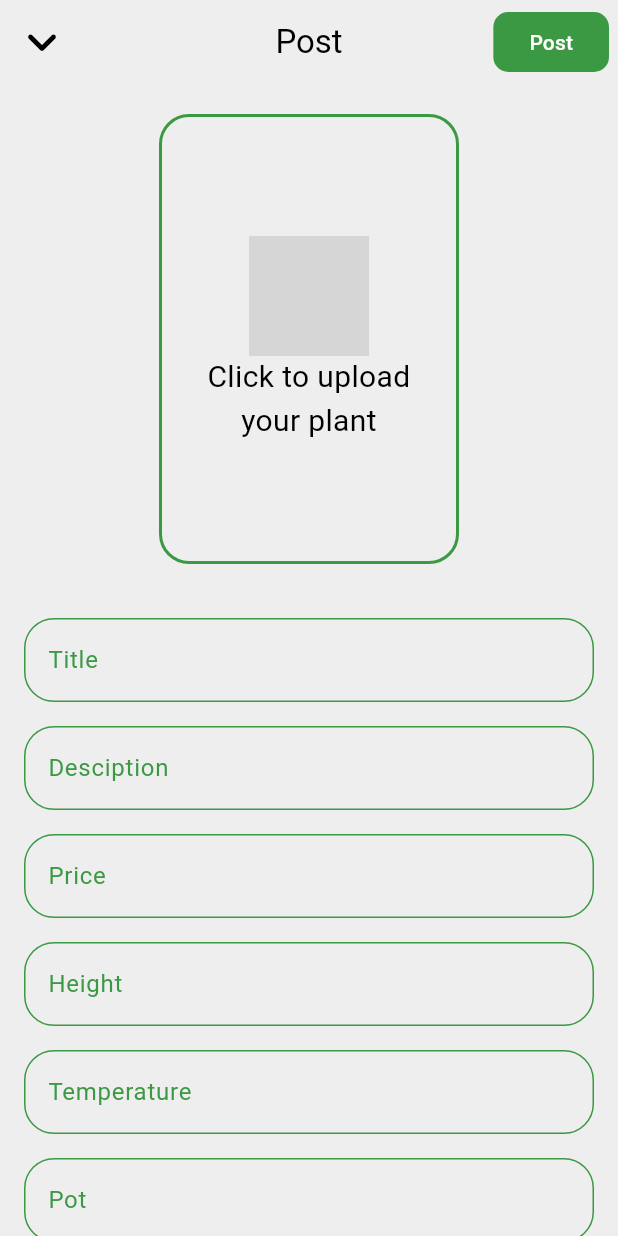
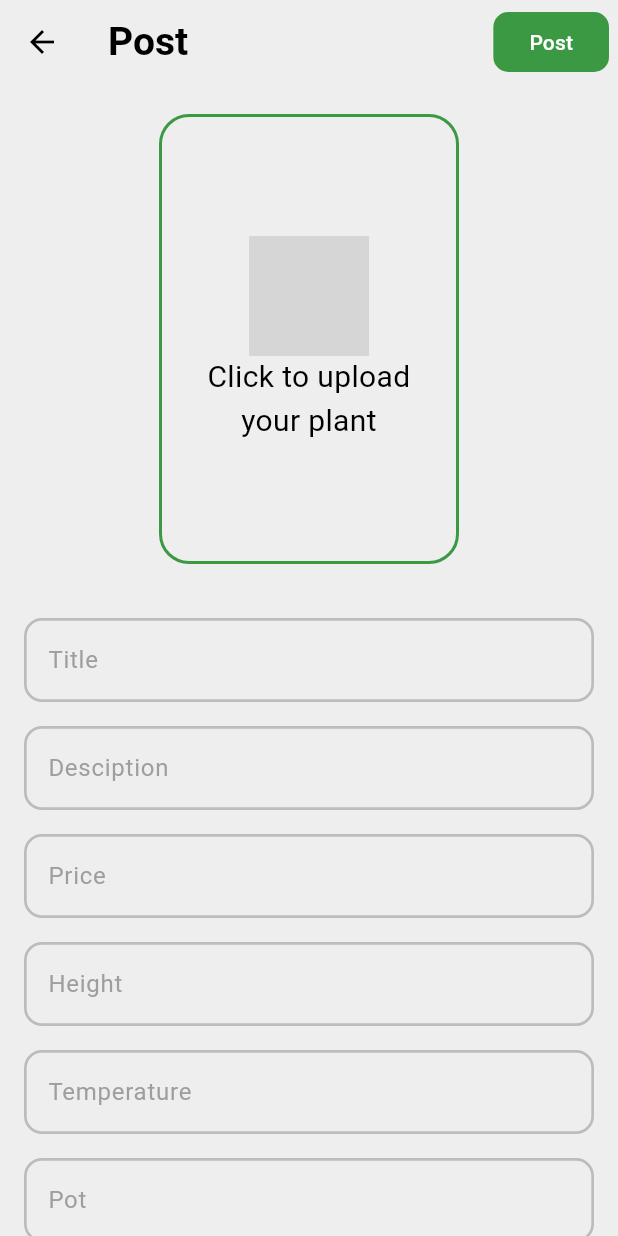
Before and after one commit to itsshinra/plant_shop, a Flutter app: the PostScreen screen opened directly, after a tap on "Post", on a phone screen of 412 x 824 dp. Run offline on Flutter 3.47's test engine with Material 3 defaults, Android fonts, the phone set to English and light mode, and no system bars; our stand-ins replace cached_network_image, dio, flutter_slidable, get, get_storage, hugeicons and 4 more; accounts and stored records are empty; network calls fail; grey boxes are pictures that could not be loaded.

Commit message:
Added BottomNavigationBar and search_view and edit some item

```diff
--- a/lib/app/modules/auth/controllers/login_controller.dart
+++ b/lib/app/modules/auth/controllers/login_controller.dart
@@ -2,7 +2,7 @@ import 'package:flutter/material.dart';
 import 'package:get/get.dart';
 import 'package:get_storage/get_storage.dart';
 import 'package:plan_shop/app/data/providers/api_service.dart';
-import 'package:plan_shop/app/modules/main/view/home_view.dart';
+import 'package:plan_shop/app/modules/main/view/main_view.dart';
 
 class LoginController extends GetxController {
   var isLoading = false.obs;
@@ -29,7 +29,7 @@ class LoginController extends GetxController {
           backgroundColor: Colors.green,
           colorText: Colors.white,
         );
-        Get.offAll(() => const HomeScreen());
+        Get.offAll(() => const MainView());
       }
     } catch (e) {
       isLoading.value = false;
--- a/lib/app/modules/auth/controllers/signup_controller.dart
+++ b/lib/app/modules/auth/controllers/signup_controller.dart
@@ -4,7 +4,8 @@ import 'package:flutter/material.dart';
 import 'package:get/get.dart';
 import 'package:image_picker/image_picker.dart';
 import 'package:plan_shop/app/data/providers/api_service.dart';
-import 'package:plan_shop/app/modules/main/view/home_view.dart';
+
+import '../../main/view/main_view.dart';
 
 class SignupController extends GetxController {
   final _imagePicker = ImagePicker();
@@ -28,7 +29,7 @@ class SignupController extends GetxController {
         image: image,
       );
       if (response) {
-        Get.offAll(() => const HomeScreen());
+        Get.offAll(() => const MainView());
         Get.snackbar(
           'Success',
           'User registered successfully',
--- a/lib/app/modules/main/controllers/main_controller.dart
+++ b/lib/app/modules/main/controllers/main_controller.dart
@@ -3,10 +3,31 @@ import 'package:get/get.dart';
 import 'package:get_storage/get_storage.dart';
 import 'package:plan_shop/app/data/providers/api_service.dart';
 
+import '../../cart/views/cart_view.dart';
+import '../../post/views/post_screen.dart';
+import '../../profile/views/profile_screen.dart';
+import '../../search/view/search_veiw.dart';
+import '../view/home_view.dart';
+
 class MainController extends GetxController {
   final box = GetStorage();
   final apiService = ApiService();
   final isLoading = false.obs;
+
+  var selectedIndex = 0.obs;
+
+  final screens = [
+    const HomeScreen(),
+    const SearchVeiw(),
+    const PostScreen(),
+    const CartView(),
+    const ProfileScreen(),
+  ];
+
+  void changeIndex(int index) {
+    selectedIndex.value = index;
+    update();
+  }
 
   void logout() async {
     await apiService.logout();
--- a/lib/app/modules/main/view/detail_view.dart
+++ b/lib/app/modules/main/view/detail_view.dart
@@ -203,7 +203,7 @@ class DetailScreen extends StatelessWidget {
             Get.to(() => const CartView());
           },
           icon: const HugeIcon(
-            icon: HugeIcons.strokeRoundedShoppingBag02,
+            icon: HugeIcons.strokeRoundedShoppingBasket03,
             color: Colors.black,
           ),
         )
--- a/lib/app/modules/post/views/post_screen.dart
+++ b/lib/app/modules/post/views/post_screen.dart
@@ -1,5 +1,4 @@
 import 'dart:io';
-
 import 'package:flutter/material.dart';
 import 'package:get/get.dart';
 import 'package:plan_shop/app/constants/colors.dart';
@@ -28,31 +27,29 @@ class _PostScreenState extends State<PostScreen> {
                 const SizedBox(height: 20),
                 _uploadImage(),
                 const SizedBox(height: 20),
-                Padding(
-                  padding:
-                      const EdgeInsets.symmetric(horizontal: 16, vertical: 16),
+                const Padding(
+                  padding: EdgeInsets.symmetric(horizontal: 16, vertical: 16),
                   child: Row(
                     children: [
                       Expanded(
                         child: TextField(
-                          style: const TextStyle(color: Colors.black),
+                          style: TextStyle(color: Colors.black),
                           decoration: InputDecoration(
                             hintText: "Title",
-                            hintStyle: const TextStyle(color: mainColor),
-                            enabledBorder: const OutlineInputBorder(
+                            hintStyle: TextStyle(color: Colors.grey),
+                            enabledBorder: OutlineInputBorder(
                               borderRadius:
-                                  BorderRadius.all(Radius.circular(20)),
-                              borderSide: BorderSide(color: mainColor),
+                                  BorderRadius.all(Radius.circular(12)),
+                              borderSide: BorderSide(
+                                color: Color.fromARGB(255, 189, 188, 188),
+                                width: 1.8,
+                              ),
                             ),
-                            focusedBorder: const OutlineInputBorder(
+                            focusedBorder: OutlineInputBorder(
                               borderRadius:
                                   BorderRadius.all(Radius.circular(20)),
                               borderSide:
                                   BorderSide(color: mainColor, width: 3),
-                            ),
-                            border: OutlineInputBorder(
-                              borderRadius: BorderRadius.circular(20),
-                              borderSide: const BorderSide(color: mainColor),
                             ),
                           ),
                         ),
@@ -60,30 +57,29 @@ class _PostScreenState extends State<PostScreen> {
                     ],
                   ),
                 ),
-                Padding(
-                  padding: const EdgeInsets.symmetric(horizontal: 16),
+                const Padding(
+                  padding: EdgeInsets.symmetric(horizontal: 16),
                   child: Row(
                     children: [
                       Expanded(
                         child: TextField(
-                          style: const TextStyle(color: Colors.black),
+                          style: TextStyle(color: Colors.black),
                           decoration: InputDecoration(
                             hintText: "Desciption",
-                            hintStyle: const TextStyle(color: mainColor),
-                            enabledBorder: const OutlineInputBorder(
+                            hintStyle: TextStyle(color: Colors.grey),
+                            enabledBorder: OutlineInputBorder(
                               borderRadius:
-                                  BorderRadius.all(Radius.circular(20)),
-                              borderSide: BorderSide(color: mainColor),
+                                  BorderRadius.all(Radius.circular(12)),
+                              borderSide: BorderSide(
+                                color: Color.fromARGB(255, 189, 188, 188),
+                                width: 1.8,
+                              ),
                             ),
-                            focusedBorder: const OutlineInputBorder(
+                            focusedBorder: OutlineInputBorder(
                               borderRadius:
                                   BorderRadius.all(Radius.circular(20)),
                               borderSide:
                                   BorderSide(color: mainColor, width: 3),
-                            ),
-                            border: OutlineInputBorder(
-                              borderRadius: BorderRadius.circular(20),
-                              borderSide: const BorderSide(color: mainColor),
                             ),
                           ),
                         ),
@@ -91,31 +87,29 @@ class _PostScreenState extends State<PostScreen> {
                     ],
                   ),
                 ),
-                Padding(
-                  padding:
-                      const EdgeInsets.symmetric(horizontal: 16, vertical: 16),
+                const Padding(
+                  padding: EdgeInsets.symmetric(horizontal: 16, vertical: 16),
                   child: Row(
                     children: [
                       Expanded(
                         child: TextField(
-                          style: const TextStyle(color: Colors.black),
+                          style: TextStyle(color: Colors.black),
                           decoration: InputDecoration(
                             hintText: "Price",
-                            hintStyle: const TextStyle(color: mainColor),
-                            enabledBorder: const OutlineInputBorder(
+                            hintStyle: TextStyle(color: Colors.grey),
+                            enabledBorder: OutlineInputBorder(
                               borderRadius:
-                                  BorderRadius.all(Radius.circular(20)),
-                              borderSide: BorderSide(color: mainColor),
+                                  BorderRadius.all(Radius.circular(12)),
+                              borderSide: BorderSide(
+                                color: Color.fromARGB(255, 189, 188, 188),
+                                width: 1.8,
+                              ),
                             ),
-                            focusedBorder: const OutlineInputBorder(
+                            focusedBorder: OutlineInputBorder(
                               borderRadius:
                                   BorderRadius.all(Radius.circular(20)),
                               borderSide:
                                   BorderSide(color: mainColor, width: 3),
-                            ),
-                            border: OutlineInputBorder(
-                              borderRadius: BorderRadius.circular(20),
-                              borderSide: const BorderSide(color: mainColor),
                             ),
                           ),
                         ),
@@ -123,30 +117,29 @@ class _PostScreenState extends State<PostScreen> {
                     ],
                   ),
                 ),
-                Padding(
-                  padding: const EdgeInsets.symmetric(horizontal: 16),
+                const Padding(
+                  padding: EdgeInsets.symmetric(horizontal: 16),
                   child: Row(
                     children: [
                       Expanded(
                         child: TextField(
-                          style: const TextStyle(color: Colors.black),
+                          style: TextStyle(color: Colors.black),
                           decoration: InputDecoration(
                             hintText: "Height",
-                            hintStyle: const TextStyle(color: mainColor),
-                            enabledBorder: const OutlineInputBorder(
+                            hintStyle: TextStyle(color: Colors.grey),
+                            enabledBorder: OutlineInputBorder(
                               borderRadius:
-                                  BorderRadius.all(Radius.circular(20)),
-                              borderSide: BorderSide(color: mainColor),
+                                  BorderRadius.all(Radius.circular(12)),
+                              borderSide: BorderSide(
+                                color: Color.fromARGB(255, 189, 188, 188),
+                                width: 1.8,
+                              ),
                             ),
-                            focusedBorder: const OutlineInputBorder(
+                            focusedBorder: OutlineInputBorder(
                               borderRadius:
                                   BorderRadius.all(Radius.circular(20)),
                               borderSide:
                                   BorderSide(color: mainColor, width: 3),
-                            ),
-                            border: OutlineInputBorder(
-                              borderRadius: BorderRadius.circular(20),
-                              borderSide: const BorderSide(color: mainColor),
                             ),
                           ),
                         ),
@@ -154,31 +147,29 @@ class _PostScreenState extends State<PostScreen> {
                     ],
                   ),
                 ),
-                Padding(
-                  padding:
-                      const EdgeInsets.symmetric(horizontal: 16, vertical: 16),
+                const Padding(
+                  padding: EdgeInsets.symmetric(horizontal: 16, vertical: 16),
                   child: Row(
                     children: [
                       Expanded(
                         child: TextField(
-                          style: const TextStyle(color: Colors.black),
+                          style: TextStyle(color: Colors.black),
                           decoration: InputDecoration(
                             hintText: "Temperature",
-                            hintStyle: const TextStyle(color: mainColor),
-                            enabledBorder: const OutlineInputBorder(
+                            hintStyle: TextStyle(color: Colors.grey),
+                            enabledBorder: OutlineInputBorder(
                               borderRadius:
-                                  BorderRadius.all(Radius.circular(20)),
-                              borderSide: BorderSide(color: mainColor),
+                                  BorderRadius.all(Radius.circular(12)),
+                              borderSide: BorderSide(
+                                color: Color.fromARGB(255, 189, 188, 188),
+                                width: 1.8,
+                              ),
                             ),
-                            focusedBorder: const OutlineInputBorder(
+                            focusedBorder: OutlineInputBorder(
                               borderRadius:
                                   BorderRadius.all(Radius.circular(20)),
                               borderSide:
                                   BorderSide(color: mainColor, width: 3),
-                            ),
-                            border: OutlineInputBorder(
-                              borderRadius: BorderRadius.circular(20),
-                              borderSide: const BorderSide(color: mainColor),
                             ),
                           ),
                         ),
@@ -186,30 +177,29 @@ class _PostScreenState extends State<PostScreen> {
                     ],
                   ),
                 ),
-                Padding(
-                  padding: const EdgeInsets.symmetric(horizontal: 16),
+                const Padding(
+                  padding: EdgeInsets.symmetric(horizontal: 16),
                   child: Row(
                     children: [
                       Expanded(
                         child: TextField(
-                          style: const TextStyle(color: Colors.black),
+                          style: TextStyle(color: Colors.black),
                           decoration: InputDecoration(
                             hintText: "Pot",
-                            hintStyle: const TextStyle(color: mainColor),
-                            enabledBorder: const OutlineInputBorder(
+                            hintStyle: TextStyle(color: Colors.grey),
+                            enabledBorder: OutlineInputBorder(
                               borderRadius:
-                                  BorderRadius.all(Radius.circular(20)),
-                              borderSide: BorderSide(color: mainColor),
+                                  BorderRadius.all(Radius.circular(12)),
+                              borderSide: BorderSide(
+                                color: Color.fromARGB(255, 189, 188, 188),
+                                width: 1.8,
+                              ),
                             ),
-                            focusedBorder: const OutlineInputBorder(
+                            focusedBorder: OutlineInputBorder(
                               borderRadius:
                                   BorderRadius.all(Radius.circular(20)),
                               borderSide:
                                   BorderSide(color: mainColor, width: 3),
-                            ),
-                            border: OutlineInputBorder(
-                              borderRadius: BorderRadius.circular(20),
-                              borderSide: const BorderSide(color: mainColor),
                             ),
                           ),
                         ),
@@ -287,15 +277,11 @@ class _PostScreenState extends State<PostScreen> {
       surfaceTintColor: Colors.transparent,
       backgroundColor: lightBackground,
       foregroundColor: Colors.black,
-      centerTitle: true,
-      title: const Text('Post'),
-      leading: IconButton(
-        onPressed: () {
-          Get.back();
-        },
-        icon: const Icon(
-          Icons.keyboard_arrow_down_rounded,
-          size: 40,
+      title: const Text(
+        'Post',
+        style: TextStyle(
+          fontSize: 26,
+          fontWeight: FontWeight.w600,
         ),
       ),
       actions: [
--- a/lib/main.dart
+++ b/lib/main.dart
@@ -7,7 +7,7 @@ import 'package:plan_shop/app/modules/auth/views/login_view.dart';
 import 'package:plan_shop/app/modules/auth/views/sign_up_view.dart';
 import 'package:plan_shop/app/modules/main/bindings/main_binding.dart';
 import 'package:plan_shop/app/modules/main/middleware/main_middleware.dart';
-import 'package:plan_shop/app/modules/main/view/home_view.dart';
+import 'package:plan_shop/app/modules/main/view/main_view.dart';
 
 void main() async {
   WidgetsFlutterBinding.ensureInitialized();
@@ -37,7 +37,7 @@ class MyApp extends StatelessWidget {
         ),
         GetPage(
           name: '/main',
-          page: () => HomeScreen(),
+          page: () => MainView(),
           binding: MainBinding(),
           middlewares: [
             MainMiddleware(),
--- a/pubspec.yaml
+++ b/pubspec.yaml
@@ -45,7 +45,7 @@ dependencies:
   skeletonizer: ^1.4.2
   cached_network_image: ^3.4.1
   flutter_slidable: ^3.1.1
-  crystal_navigation_bar: ^1.0.2
+  salomon_bottom_bar: ^3.3.2
 
 dev_dependencies:
   flutter_test:
```
Also changed, not shown: lib/app/modules/auth/views/login_view.dart (+1 -9 lines), lib/app/modules/cart/views/cart_view.dart (+1 -20 lines), lib/app/modules/main/view/home_view.dart (+65 -149 lines), lib/app/modules/main/view/main_view.dart (added, +91 -0 lines), lib/app/modules/profile/views/profile_screen.dart (+44 -37 lines), lib/app/modules/search/view/search_veiw.dart (added, +80 -0 lines), assets/logo.png (renamed from assets/rb_65197.png), pubspec.lock.
